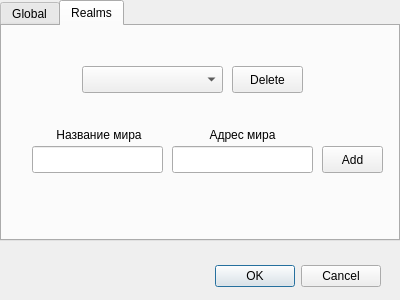
Qt form src/gui/form/settingsform.ui (mynew1/Circle-Launcher) before a commit.
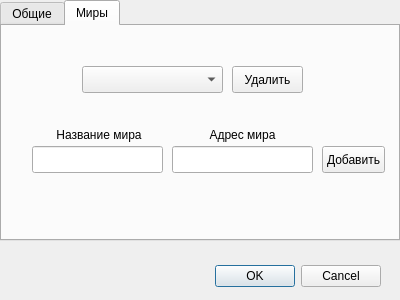
The same form after that commit. The open tabs and pages were chosen to show the change.

Patch:
```diff
--- a/src/gui/form/settingsform.ui
+++ b/src/gui/form/settingsform.ui
@@ -54,7 +54,7 @@
    </property>
    <widget class="QWidget" name="global">
     <attribute name="title">
-     <string>Global</string>
+     <string>Общие</string>
     </attribute>
     <widget class="QLabel" name="label">
      <property name="geometry">
@@ -232,7 +232,7 @@
    </widget>
    <widget class="QWidget" name="realms">
     <attribute name="title">
-     <string>Realms</string>
+     <string>Миры</string>
     </attribute>
     <widget class="QComboBox" name="realmsCombo">
      <property name="geometry">
@@ -254,7 +254,7 @@
       </rect>
      </property>
      <property name="text">
-      <string>Delete</string>
+      <string>Удалить</string>
      </property>
     </widget>
     <widget class="QLineEdit" name="realmName">
@@ -282,12 +282,12 @@
       <rect>
        <x>320</x>
        <y>120</y>
-       <width>61</width>
+       <width>63</width>
        <height>27</height>
       </rect>
      </property>
      <property name="text">
-      <string>Add</string>
+      <string>Добавить</string>
      </property>
     </widget>
     <widget class="QLabel" name="label_6">
```
Left out of the diff: 8 changed lines with no effect on the pictures.
